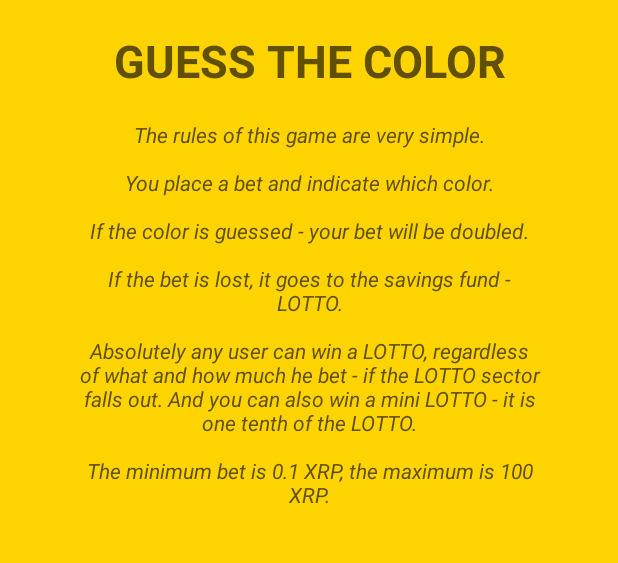
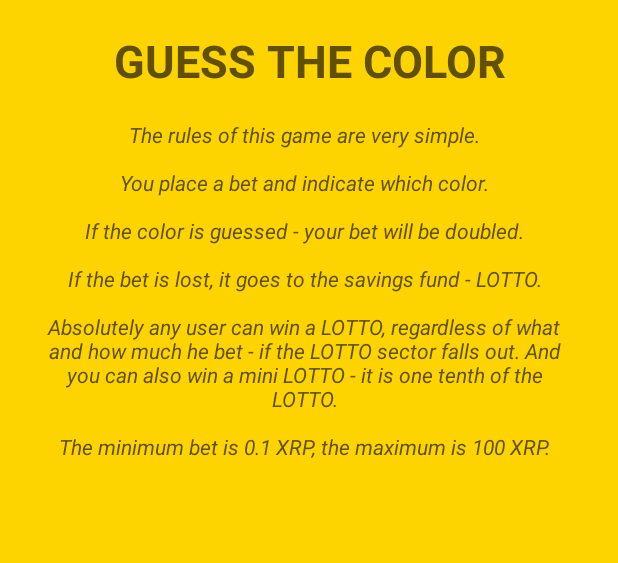
Before and after one commit to SamuilOlegovich/XURA-ANDROID-2026-public, an Android app: the RulesOfTheGameGuessTheColor screen opened directly, with no data from a screen before it, on a phone screen of 412 x 824 dp, the part 293-856 px from its top. Run offline under Robolectric (Android 15) with nearby library versions, the phone set to English and light mode, and no system bars.

Commit message:
Добавил недостающую строчку в описании и поправил невмещающийся текст

```diff
--- a/app/src/main/res/layout/rules_of_the_game_guess_the_color_page.xml
+++ b/app/src/main/res/layout/rules_of_the_game_guess_the_color_page.xml
@@ -35,11 +35,11 @@
 
         <TextView
             android:id="@+id/guess_the_color_rules"
-            android:layout_width="0dp"
-            android:layout_height="372dp"
-            android:layout_marginStart="50dp"
+            android:layout_width="346dp"
+            android:layout_height="429dp"
+            android:layout_marginStart="30dp"
             android:layout_marginTop="20dp"
-            android:layout_marginEnd="50dp"
+            android:layout_marginEnd="30dp"
             android:text="@string/rules_guess_the_color"
             android:textAlignment="center"
             android:textAllCaps="false"
--- a/app/src/main/res/values/strings.xml
+++ b/app/src/main/res/values/strings.xml
@@ -173,6 +173,7 @@
     <string name="benefits_for_referrals_and_their_partners">Benefits for Referrals and Their Partners:</string>
     <string name="benefits_for_referrals_and_their_partners_1"> • Referrals, as well as their invited users actively participating in the application, can participate in the daily LOTTO draw.</string>
     <string name="benefits_for_referrals_and_their_partners_2"> • Each user who joins under a referral receives an extra life in each game. This allows automatically replaying lost games, providing the opportunity to try again to win, while won games do not require replaying.</string>
+    <string name="benefits_for_referrals_and_their_partners_3"> • Referrals automatically receive a percentage of active users.</string>
 
 
     <string name="restrictions_for_non_referral_users">Restrictions for Non-Referral Users:</string>
```
Also changed, not shown: app/src/main/java/com/samuilolegovich/view/InfoReferral.java (+5 -6 lines), app/src/main/res/layout/info_referral_page.xml (+23 -0 lines), app/src/main/res/layout/rules_of_the_game_guess_the_number_page.xml (+4 -4 lines), 1 other file.
